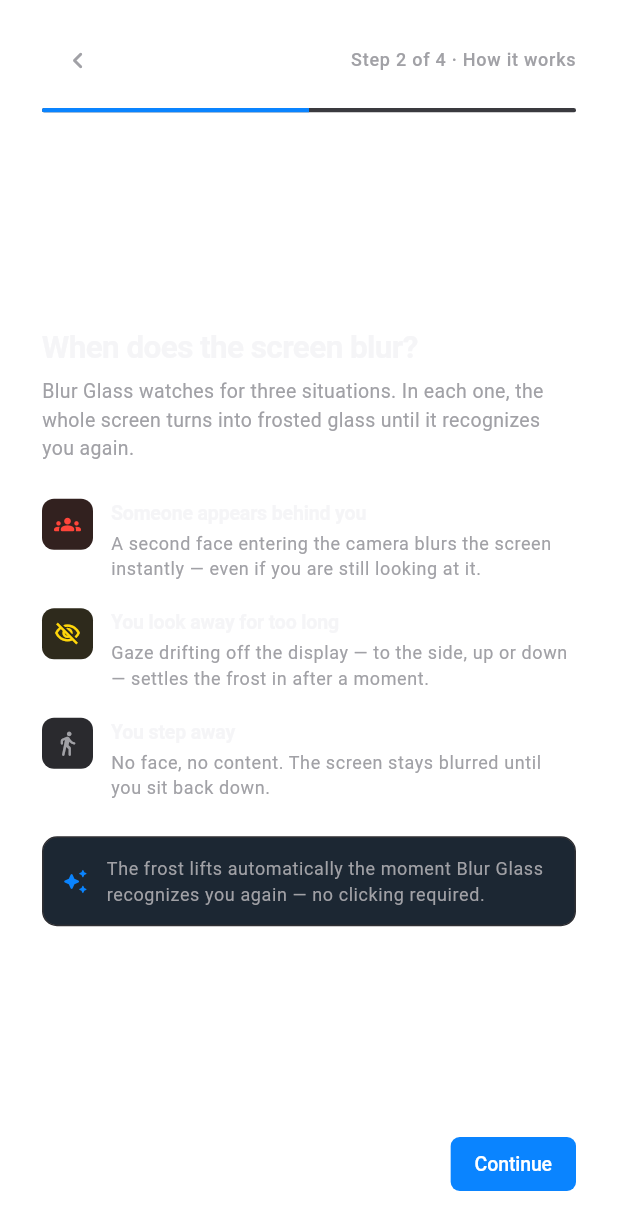
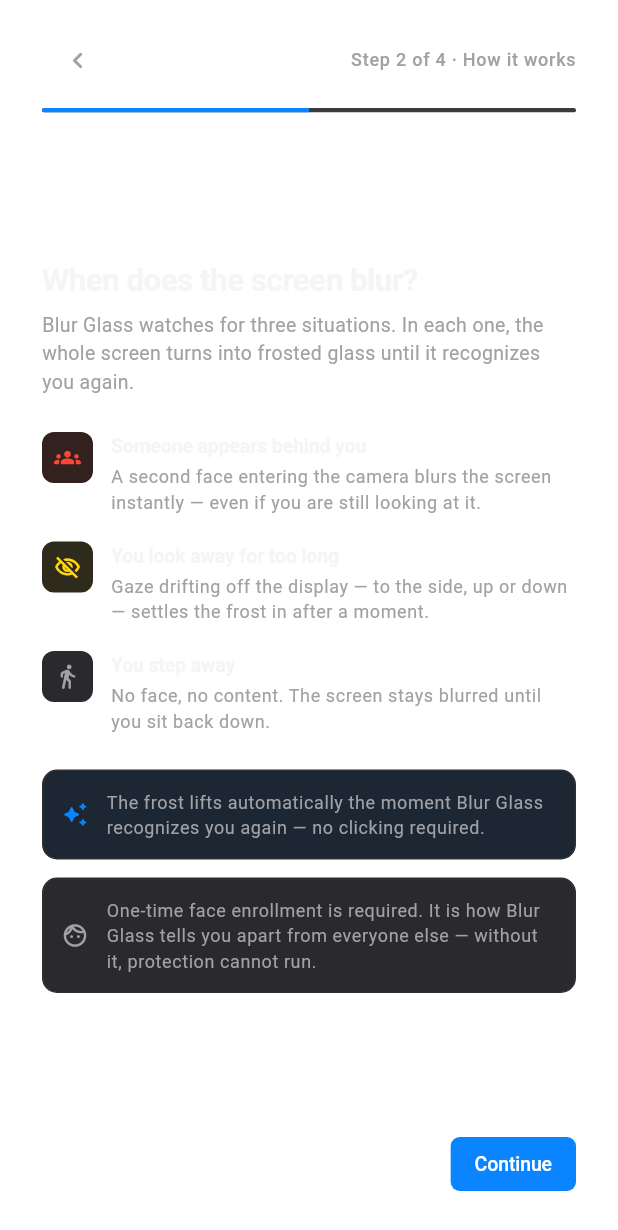
Before and after one commit to dev-o-los/blur_glass, a Flutter app: the OnboardingScreen screen opened directly with empty values, after a tap on "Continue", on a phone screen of 412 x 824 dp. Shown: the top 1230 px of the screen. Run offline on Flutter 3.47's test engine with Material 3 defaults, Android fonts, the phone set to English and light mode, and no system bars.

Commit message:
ui changes

```diff
--- a/lib/main.dart
+++ b/lib/main.dart
@@ -90,7 +90,7 @@
   @override
   Widget build(BuildContext context) {
     return Scaffold(
-      backgroundColor: BrandColors.canvas,
+      backgroundColor: Colors.transparent,
       body: Center(
         child: Column(
           mainAxisSize: MainAxisSize.min,
--- a/lib/screens/onboarding_screen.dart
+++ b/lib/screens/onboarding_screen.dart
@@ -403,6 +403,30 @@
               ],
             ),
           ),
+          const SizedBox(height: 12),
+          Container(
+            padding: const EdgeInsets.all(12),
+            decoration: BoxDecoration(
+              color: BrandColors.neutralTint,
+              borderRadius: BorderRadius.circular(10),
+              border: Border.all(color: BrandColors.hairline),
+            ),
+            child: Row(
+              children: [
+                const Icon(Icons.face_outlined,
+                    size: 18, color: BrandColors.textSecondary),
+                const SizedBox(width: 12),
+                Expanded(
+                  child: Text(
+                    'One-time face enrollment is required. It is how Blur '
+                    'Glass tells you apart from everyone else — without it, '
+                    'protection cannot run.',
+                    style: Theme.of(context).textTheme.bodySmall,
+                  ),
+                ),
+              ],
+            ),
+          ),
         ],
       ),
     );
@@ -484,8 +508,9 @@
                     Text(
                       switch (status) {
                         'authorized' =>
-                          'macOS has granted Blur Glass camera access. '
-                              'Continue to the final step.',
+                          'Camera is ready. Next: a one-time face check so '
+                              'Blur Glass can recognize you — this is '
+                              'required before protection can start.',
                         'denied' || 'restricted' =>
                           'Camera access was declined for this app. You can '
                               'turn it back on in System Settings › Privacy & '
@@ -607,7 +632,9 @@
           Text('Verify it\'s you', style: Theme.of(context).textTheme.headlineSmall),
           const SizedBox(height: 6),
           Text(
-            'Two quick checks, about twenty seconds.',
+            'Required before protection can start — Blur Glass must learn '
+            'your face to tell you apart from a stranger. Two quick checks, '
+            'about twenty seconds.',
             style: Theme.of(context).textTheme.bodyMedium,
           ),
           const SizedBox(height: 24),
```
Also changed, not shown: lib/screens/dashboard_screen.dart (+9 -15 lines), lib/theme.dart (+6 -3 lines), 3 other files.
